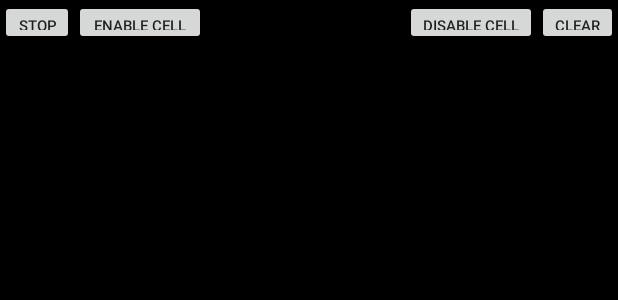
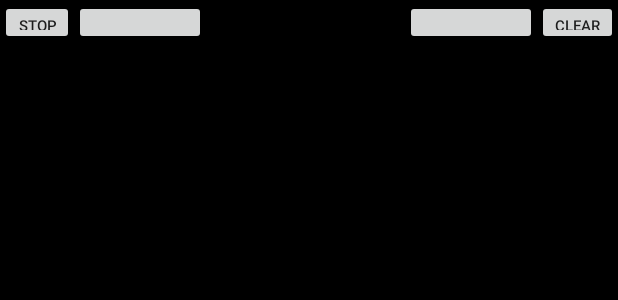
Before and after one commit to cobracode/android-fun, an Android app: the layout activity_main.xml on its own in the app's theme, with its tools: preview values and no code run, on a phone screen of 412 x 824 dp. Shown: the top 300 px of the screen. Run offline under Robolectric (Android 15) with nearby library versions, the phone set to English and light mode, and no system bars.

Commit message:
Added Toggle Buttons for Cell and Wifi

```diff
--- a/app/src/main/res/layout/activity_main.xml
+++ b/app/src/main/res/layout/activity_main.xml
@@ -1,18 +1,3 @@
-<!--
-<RelativeLayout xmlns:android="http://schemas.android.com/apk/res/android"
-    xmlns:tools="http://schemas.android.com/tools" android:layout_width="match_parent"
-    android:layout_height="match_parent" android:paddingLeft="@dimen/activity_horizontal_margin"
-    android:paddingRight="@dimen/activity_horizontal_margin"
-    android:paddingTop="@dimen/activity_vertical_margin"
-    android:paddingBottom="@dimen/activity_vertical_margin" tools:context=".MainActivity">
-
-    <TextView android:text="@string/hello_world" android:layout_width="wrap_content"
-        android:layout_height="wrap_content" />
-
-</RelativeLayout>
--->
-
-
 <RelativeLayout xmlns:android="http://schemas.android.com/apk/res/android" xmlns:tools="http://schemas.android.com/tools"
     android:layout_width="fill_parent"
     android:layout_height="fill_parent"
@@ -22,9 +7,9 @@
     <Button
         android:layout_width="wrap_content"
         android:layout_height="30dp"
-        android:text="Enable Cell"
-        android:id="@+id/button_radios_on"
-        android:onClick="enableCell"
+        android:text=""
+        android:id="@+id/button_toggle_cell_radio"
+        android:onClick="toggleCellRadio"
         android:textSize="10sp"
         android:height="10dp"
         android:layout_alignParentTop="true"
@@ -33,9 +18,9 @@
     <Button
         android:layout_width="wrap_content"
         android:layout_height="30dp"
-        android:text="Disable Cell"
-        android:id="@+id/button_cell_off"
-        android:onClick="disableCell"
+        android:text=""
+        android:id="@+id/button_toggle_wifi_radio"
+        android:onClick="toggleWifiRadio"
         android:textSize="10sp"
         android:layout_alignParentTop="true"
         android:layout_toStartOf="@+id/button_clear" />
```
Also changed, not shown: app/src/main/java/ned/androidfun/IConnectivityManager.java (+15 -14 lines), app/src/main/java/ned/androidfun/MainActivity.java (+52 -15 lines), app/src/main/java/ned/androidfun/Util.java (+23 -0 lines), app/src/main/java/ned/androidfun/Wifi.java (+18 -25 lines).
